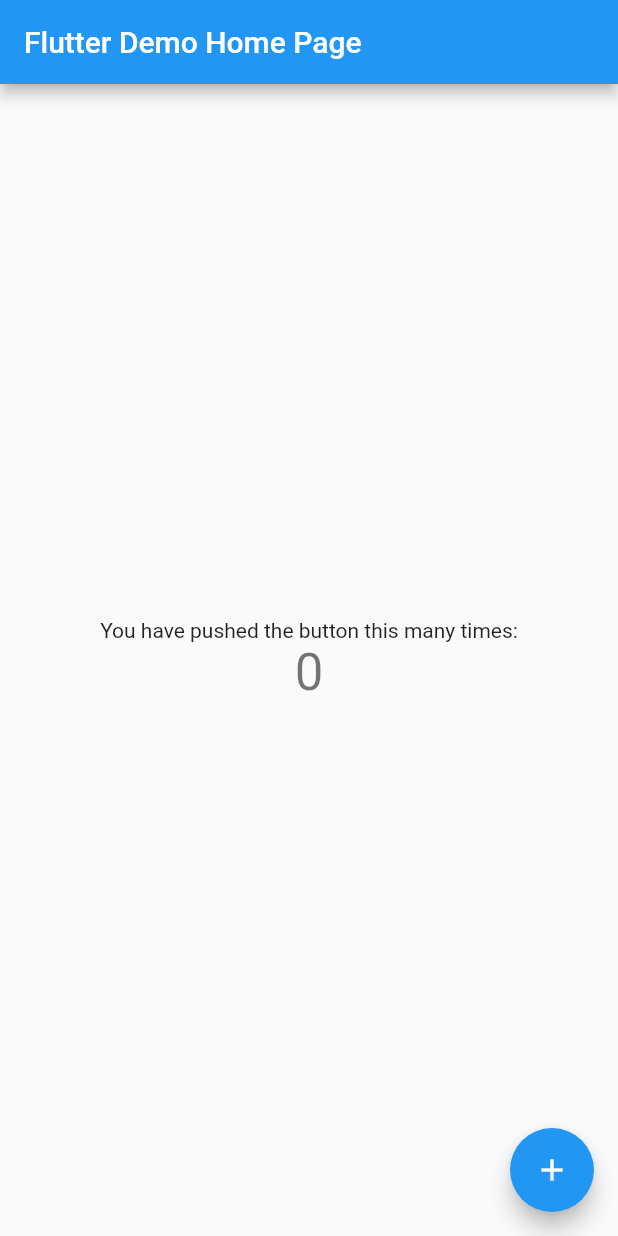
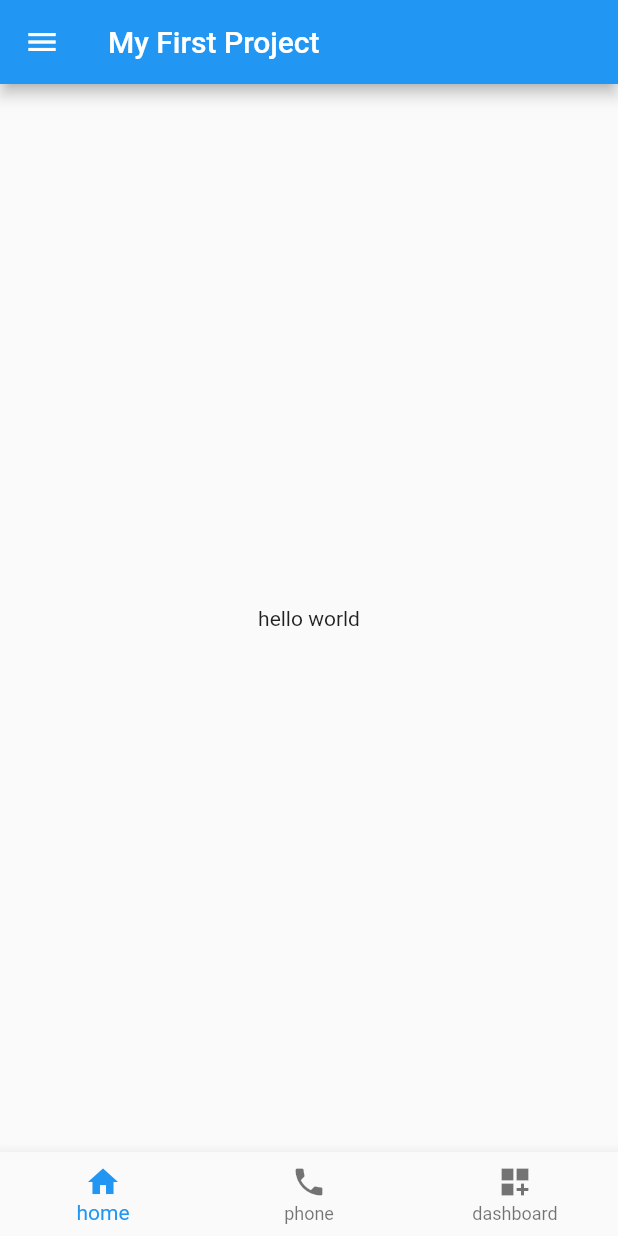
Before and after one commit to tleza456/hello_world, a Flutter app: the screen it shows after launch, on a phone screen of 412 x 824 dp. Run offline on Flutter 3.47's test engine with Material 2 defaults, Android fonts, the phone set to English and light mode, and no system bars.

Commit message:
แก้ไฟล์ main

```diff
--- a/lib/main.dart
+++ b/lib/main.dart
@@ -1,113 +1,31 @@
-  import 'package:flutter/material.dart';
+import 'package:flutter/material.dart';
 
 void main() {
-  runApp(MyApp());
-}
-
-class MyApp extends StatelessWidget {
-  // This widget is the root of your application.
-  @override
-  Widget build(BuildContext context) {
-    return MaterialApp(
-      title: 'Flutter Demo',
-      theme: ThemeData(
-        // This is the theme of your application.
-        //
-        // Try running your application with "flutter run". You'll see the
-        // application has a blue toolbar. Then, without quitting the app, try
-        // changing the primarySwatch below to Colors.green and then invoke
-        // "hot reload" (press "r" in the console where you ran "flutter run",
-        // or simply save your changes to "hot reload" in a Flutter IDE).
-        // Notice that the counter didn't reset back to zero; the application
-        // is not restarted.
-        primarySwatch: Colors.blue,
+  runApp(MaterialApp(
+    home: Scaffold(
+      drawer: Drawer(
+        child: Text("hello drawer"),
       ),
-      home: MyHomePage(title: 'Flutter Demo Home Page'),
-    );
-  }
-}
-
-class MyHomePage extends StatefulWidget {
-  MyHomePage({Key key, this.title}) : super(key: key);
-
-  // This widget is the home page of your application. It is stateful, meaning
-  // that it has a State object (defined below) that contains fields that affect
-  // how it looks.
-
-  // This class is the configuration for the state. It holds the values (in this
-  // case the title) provided by the parent (in this case the App widget) and
-  // used by the build method of the State. Fields in a Widget subclass are
-  // always marked "final".
-
-  final String title;
-
-  @override
-  _MyHomePageState createState() => _MyHomePageState();
-}
-
-class _MyHomePageState extends State<MyHomePage> {
-  int _counter = 0;
-
-  void _incrementCounter() {
-    setState(() {
-      // This call to setState tells the Flutter framework that something has
-      // changed in this State, which causes it to rerun the build method below
-      // so that the display can reflect the updated values. If we changed
-      // _counter without calling setState(), then the build method would not be
-      // called again, and so nothing would appear to happen.
-      _counter++;
-    });
-  }
-
-  @override
-  Widget build(BuildContext context) {
-    // This method is rerun every time setState is called, for instance as done
-    // by the _incrementCounter method above.
-    //
-    // The Flutter framework has been optimized to make rerunning build methods
-    // fast, so that you can just rebuild anything that needs updating rather
-    // than having to individually change instances of widgets.
-    return Scaffold(
       appBar: AppBar(
-        // Here we take the value from the MyHomePage object that was created by
-        // the App.build method, and use it to set our appbar title.
-        title: Text(widget.title),
+        title: Text("My First Project"),
       ),
       body: Center(
-        // Center is a layout widget. It takes a single child and positions it
-        // in the middle of the parent.
-        child: Column(
-          // Column is also a layout widget. It takes a list of children and
-          // arranges them vertically. By default, it sizes itself to fit its
-          // children horizontally, and tries to be as tall as its parent.
-          //
-          // Invoke "debug painting" (press "p" in the console, choose the
-          // "Toggle Debug Paint" action from the Flutter Inspector in Android
-          // Studio, or the "Toggle Debug Paint" command in Visual Studio Code)
-          // to see the wireframe for each widget.
-          //
-          // Column has various properties to control how it sizes itself and
-          // how it positions its children. Here we use mainAxisAlignment to
-          // center the children vertically; the main axis here is the vertical
-          // axis because Columns are vertical (the cross axis would be
-          // horizontal).
-          mainAxisAlignment: MainAxisAlignment.center,
-          children: <Widget>[
-            Text(
-              'You have pushed the button this many times:',
+        child: Text("hello world"),
+      ),
+      bottomNavigationBar: BottomNavigationBar(
+        items: [
+          BottomNavigationBarItem(
+            icon: Icon(Icons.home),
+            label: "home"
             ),
-            Text(
-              '$_counter',
-              style: Theme.of(context).textTheme.headline4,
-            ),
-          ],
-        ),
+          BottomNavigationBarItem(
+            icon: Icon(Icons.phone),
+            label: "phone"),
+             BottomNavigationBarItem(
+            icon: Icon(Icons.dashboard_customize),
+            label: "dashboard"),
+        ],
       ),
-      floatingActionButton: FloatingActionButton(
-        onPressed: _incrementCounter,
-        tooltip: 'Increment',
-        child: Icon(Icons.add),
-      ), // This trailing comma makes auto-formatting nicer for build methods.
-    );
-  }
+    ),
+  ));
 }
```
Also changed, not shown: 1 other file.
